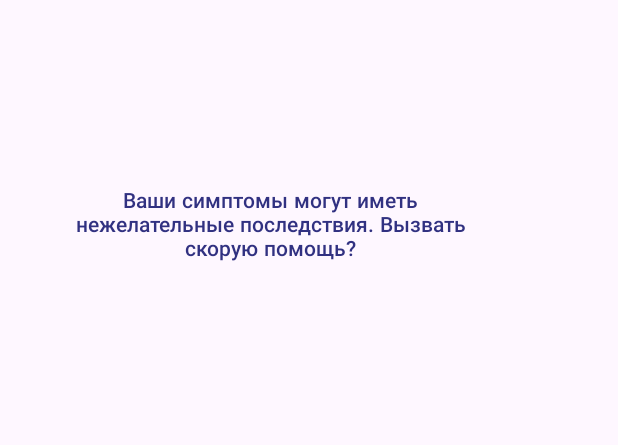
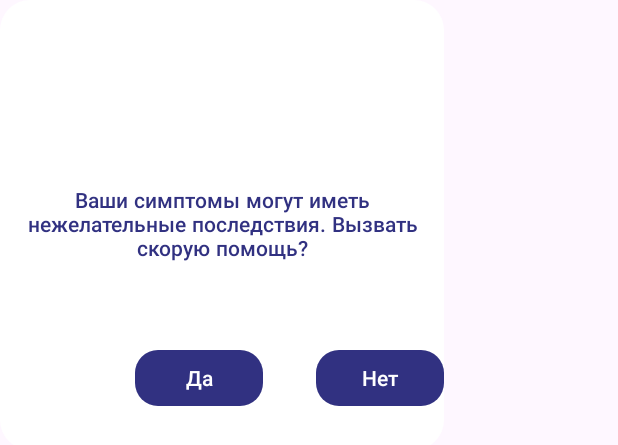
Before and after one commit to vorobev2216/Medical-Android-app, an Android app: the layout dialog_callambulance.xml on its own in the app's theme, with its tools: preview values and no code run, on a phone screen of 412 x 824 dp. Shown: the top 445 px of the screen. Run offline under Robolectric (Android 15) with nearby library versions, the phone set to English and light mode, and no system bars.

Commit message:
feat: General fixes.

```diff
--- a/app/src/main/java/com/example/secure/QuestionsFragment.kt
+++ b/app/src/main/java/com/example/secure/QuestionsFragment.kt
@@ -1,6 +1,8 @@
 package com.example.secure
 
 import android.app.AlertDialog
+import android.graphics.Color
+import android.graphics.drawable.ColorDrawable
 import android.os.Bundle
 import android.util.Log
 import androidx.fragment.app.Fragment
@@ -44,15 +46,12 @@ class QuestionsFragment : Fragment() {
 
     private fun alertWindow() {
         val builder: AlertDialog.Builder = AlertDialog.Builder(context)
-        builder.setView(R.layout.dialog_callambulance).setPositiveButton("call") {_,_ ->
+        builder.setView(layoutInflater.inflate(R.layout.dialog_callambulance, null))
 
-        }
-            .setNegativeButton("no call"){ _,_ ->
-
-            }
 
         val dialog = builder.create()
         dialog.show()
+        dialog.window?.setBackgroundDrawable(ColorDrawable(Color.TRANSPARENT))
     }
 
     private fun fillQuestions() {
--- /dev/null
+++ b/app/src/main/res/drawable/dialog_layout.xml
@@ -0,0 +1,8 @@
+<?xml version="1.0" encoding="utf-8"?>
+<shape xmlns:android="http://schemas.android.com/apk/res/android"
+    android:layout_width="match_parent"
+    android:layout_height="match_parent">
+    <solid android:color="@color/white"/>
+    <corners android:radius="20dp"/>
+
+</shape>
--- a/app/src/main/res/layout/dialog_callambulance.xml
+++ b/app/src/main/res/layout/dialog_callambulance.xml
@@ -1,19 +1,47 @@
 <?xml version="1.0" encoding="utf-8"?>
-<LinearLayout xmlns:android="http://schemas.android.com/apk/res/android"
+<androidx.constraintlayout.widget.ConstraintLayout xmlns:android="http://schemas.android.com/apk/res/android"
     xmlns:app="http://schemas.android.com/apk/res-auto"
+    xmlns:tools="http://schemas.android.com/tools"
     android:layout_width="wrap_content"
     android:layout_height="wrap_content"
-    android:orientation="vertical">
+    android:orientation="vertical"
+    android:background="@drawable/dialog_layout">
 
 
     <TextView
         android:layout_width="280dp"
         android:layout_height="300dp"
+        android:fontFamily="@font/metropolissemibold"
         android:gravity="center"
-        android:layout_marginStart="40dp"
-        android:fontFamily="@font/metropolissemibold"
         android:text="Ваши симптомы могут иметь нежелательные последствия. Вызвать скорую помощь?"
-        android:textColor="@color/main_blue" />
+        android:textColor="@color/main_blue"
+        app:layout_constraintBottom_toBottomOf="parent"
+        app:layout_constraintEnd_toEndOf="parent"
+        app:layout_constraintStart_toStartOf="parent"
+        app:layout_constraintTop_toTopOf="parent" />
+
+    <Button
+        android:id="@+id/button"
+        android:layout_width="85dp"
+        android:layout_height="45dp"
+        android:layout_marginStart="90dp"
+        android:layout_marginBottom="25dp"
+        android:text="Да"
+
+        app:cornerRadius="15dp"
+        app:layout_constraintBottom_toBottomOf="parent"
+        app:layout_constraintStart_toStartOf="parent" />
+
+    <Button
+        android:id="@+id/button2"
+        android:layout_width="85dp"
+        android:layout_height="45dp"
+        android:layout_marginStart="35dp"
+        android:layout_marginBottom="25dp"
+        android:text="Нет"
+        app:cornerRadius="15dp"
+        app:layout_constraintBottom_toBottomOf="parent"
+        app:layout_constraintStart_toEndOf="@+id/button" />
 
 
-</LinearLayout>
+</androidx.constraintlayout.widget.ConstraintLayout>
--- a/app/src/main/res/values/themes.xml
+++ b/app/src/main/res/values/themes.xml
@@ -2,7 +2,7 @@
     <!-- Base application theme. -->
     <style name="Base.Theme.Secure" parent="Theme.Material3.DayNight.NoActionBar">
         <!-- Customize your light theme here. -->
-        <item name="colorPrimary">@color/blue</item>
+        <item name="colorPrimary">@color/main_blue</item>
         <!-- <item name="colorPrimary">@color/my_light_primary</item> -->
     </style>
 
```
